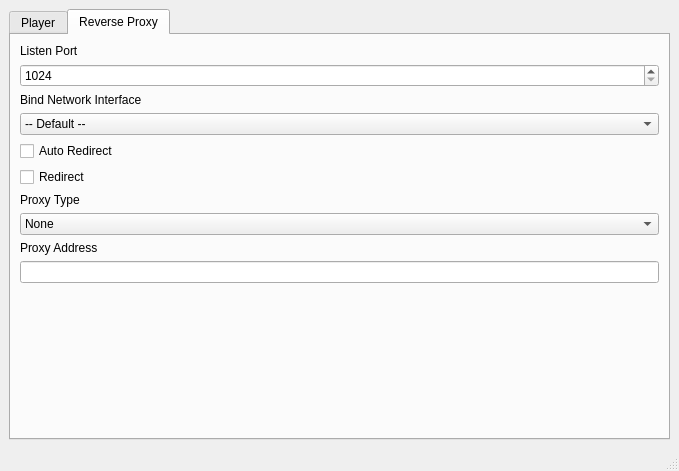
Qt form desktop/ui/configurationwindow.ui (missdeer/hannah) before a commit.
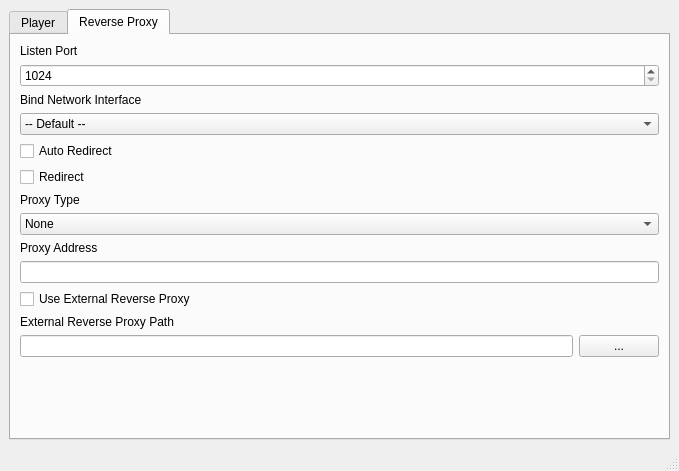
The same form after that commit. The open tabs and pages were chosen to show the change.

Commit message: add external reverse proxy runner WIP

What changed in the file:
```diff
--- a/desktop/ui/configurationwindow.ui
+++ b/desktop/ui/configurationwindow.ui
@@ -208,6 +208,34 @@
         <item>
          <widget class="QLineEdit" name="reverseProxyProxyAddress"/>
         </item>
+        <item>
+         <widget class="QCheckBox" name="cbUseExternalReverseProxy">
+          <property name="text">
+           <string>Use External Reverse Proxy</string>
+          </property>
+         </widget>
+        </item>
+        <item>
+         <widget class="QLabel" name="label_9">
+          <property name="text">
+           <string>External Reverse Proxy Path</string>
+          </property>
+         </widget>
+        </item>
+        <item>
+         <layout class="QHBoxLayout" name="horizontalLayout_4">
+          <item>
+           <widget class="QLineEdit" name="edtExternalReverseProxyPath"/>
+          </item>
+          <item>
+           <widget class="QPushButton" name="btnBrowseExternalReverseProxy">
+            <property name="text">
+             <string>...</string>
+            </property>
+           </widget>
+          </item>
+         </layout>
+        </item>
         <item>
          <spacer name="verticalSpacer_2">
           <property name="orientation">
```
Left out of the diff: 2 changed lines with no effect on the pictures. The commit also changes 10 other files.
